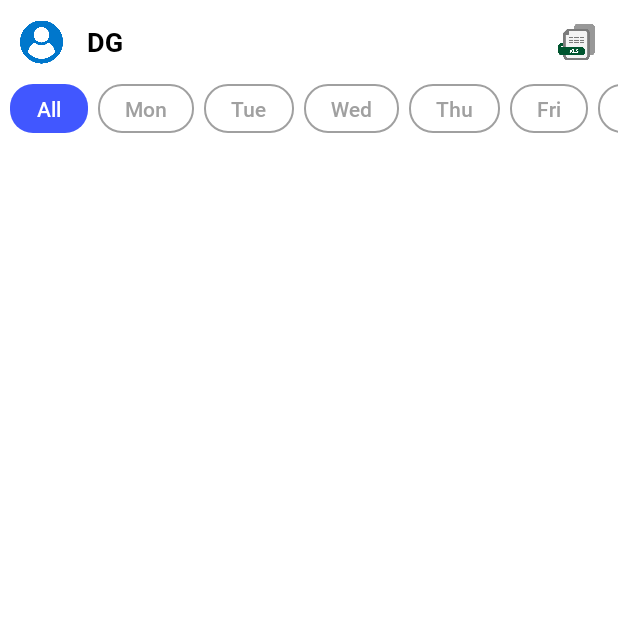
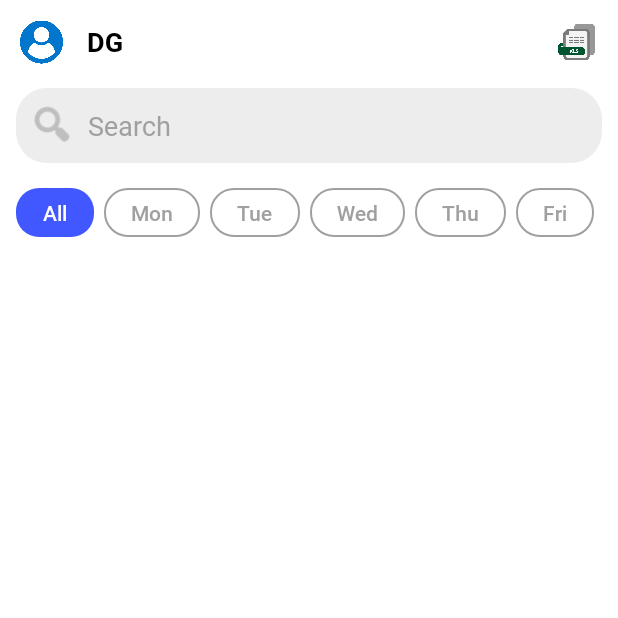
Before and after one commit to Dharmeshgadhiya161/Product-Warehouse, an Android app: the MainActivity screen opened directly, with no data from a screen before it, on a phone screen of 412 x 824 dp, the top half of it. Run offline under Robolectric (Android 15) with nearby library versions, the phone set to English and light mode, and no system bars; our stand-ins replace Room's generated code, sdp/ssp sizes.

```diff
--- a/app/src/main/java/com/sunil/dhwarehouse/Activity/LoginUserActivity.kt
+++ b/app/src/main/java/com/sunil/dhwarehouse/Activity/LoginUserActivity.kt
@@ -74,7 +74,6 @@ class LoginUserActivity : AppCompatActivity() {
 
                 sharedPrefManager.getUserName =
                     binding.filledTextField.editText?.getText().toString()
-                sharedPrefManager.getFirstShow = true
 
                 if (!sharedPrefManager.isExcelFileShowing) {
                     showAddExcelFileDialog(dialog)
@@ -187,6 +186,7 @@ class LoginUserActivity : AppCompatActivity() {
                         if (dialog.isShowing) {
                             dialog.dismiss()
                             sharedPrefManager.isExcelFileShowing = true
+                            sharedPrefManager.getFirstShow = true
 
                             startActivity(Intent(this@LoginUserActivity, MainActivity::class.java))
                             finish()
--- a/app/src/main/java/com/sunil/dhwarehouse/MainActivity.kt
+++ b/app/src/main/java/com/sunil/dhwarehouse/MainActivity.kt
@@ -1,51 +1,33 @@
 package com.sunil.dhwarehouse
 
 import android.app.Activity
-import android.app.Dialog
-import android.content.Intent
-import android.content.pm.PackageManager
 import android.graphics.Color
 import android.graphics.drawable.ColorDrawable
-import android.net.Uri
 import android.os.Bundle
 import android.util.Log
 import android.view.Window
-import android.view.WindowManager
-import android.widget.TextView
-import android.widget.Toast
 import androidx.activity.enableEdgeToEdge
 import androidx.appcompat.app.AppCompatActivity
-import androidx.core.app.ActivityCompat
-import androidx.core.content.ContextCompat
 import androidx.core.view.ViewCompat
 import androidx.core.view.WindowInsetsCompat
-import androidx.lifecycle.LiveData
 import androidx.lifecycle.lifecycleScope
 import androidx.recyclerview.widget.LinearLayoutManager
-import com.sunil.dhwarehouse.RoomDB.AccountDao
 import com.sunil.dhwarehouse.RoomDB.AccountMaster
-import com.sunil.dhwarehouse.RoomDB.ItemDao
-import com.sunil.dhwarehouse.RoomDB.ItemMaster
 import com.sunil.dhwarehouse.RoomDB.MasterDatabase
 import com.sunil.dhwarehouse.adapter.AccountDataAdapter
 import com.sunil.dhwarehouse.common.SharedPrefManager
 import com.sunil.dhwarehouse.common.ShowingDialog
 import com.sunil.dhwarehouse.databinding.ActivityMainBinding
-import kotlinx.coroutines.CoroutineScope
 import kotlinx.coroutines.Dispatchers
-import kotlinx.coroutines.GlobalScope
-import kotlinx.coroutines.MainScope
-import kotlinx.coroutines.coroutineScope
 import kotlinx.coroutines.launch
 import kotlinx.coroutines.withContext
-import org.apache.poi.ss.usermodel.CellType
-import org.apache.poi.xssf.usermodel.XSSFWorkbook
 
 class MainActivity : AppCompatActivity() {
 
     private lateinit var binding: ActivityMainBinding
     private lateinit var sharedPrefManager: SharedPrefManager
-    lateinit var aryAccount1: MutableList<AccountMaster>
+    private lateinit var aryAccount1: MutableList<AccountMaster>
+    lateinit var aryNewListAccount: MutableList<AccountMaster>
     private lateinit var showingDialog: ShowingDialog
     private lateinit var accountDataAdapter: AccountDataAdapter
 
@@ -61,22 +43,78 @@ class MainActivity : AppCompatActivity() {
             v.setPadding(systemBars.left, systemBars.top, systemBars.right, systemBars.bottom)
             insets
         }
+        sharedPrefManager = SharedPrefManager(this@MainActivity)
+        aryAccount1 = ArrayList()
+        aryNewListAccount = ArrayList()
+        setProgressShowDialog(this, "Load Data..!")
+        setDataLoad()
+
+//        binding.txtMon.setOnClickListener {
+//
+//            binding.txtAll.background = getDrawable(R.drawable.bg_un_select_rectangle)
+//            binding.txtMon.background = getDrawable(R.drawable.bg_select_rectangle)
+//            binding.txtTue.background = getDrawable(R.drawable.bg_un_select_rectangle)
+//            binding.txtWed.background = getDrawable(R.drawable.bg_un_select_rectangle)
+//            binding.txtThu.background = getDrawable(R.drawable.bg_un_select_rectangle)
+//            binding.txtFri.background = getDrawable(R.drawable.bg_un_select_rectangle)
+//            binding.txtSat.background = getDrawable(R.drawable.bg_un_select_rectangle)
+//            binding.txtSun.background = getDrawable(R.drawable.bg_un_select_rectangle)
+//
+//
+//            lifecycleScope.launch(Dispatchers.IO) {
+//                val accountDao = MasterDatabase.getDatabase(this@MainActivity).accountDao()
+//                aryAccount1 = accountDao.getAccountMaster()
+//                withContext(Dispatchers.Main) {
+//                    for (item in aryAccount1) {
+//                        if (item.day == "MONDAY") {
+//                            aryAccount1.add(item)
+//                            accountDataAdapter.updateData(aryAccount1)
+//                        }
+//                    }
+//
+//                    Log.e("Main", "onCreate: ${aryAccount1.size}")
+//                    Log.e("Main", "onCreate: ${aryAccount1.size}")
+//                }
+//            }
+//        }
 
 
-        sharedPrefManager = SharedPrefManager(this@MainActivity)
-        aryAccount1 = ArrayList()
+       binding.searchView.setOnQueryTextListener { query ->
+            filterAccounts(query)
+        }
 
+
+//        binding.searchView.setOnQueryTextListener(object : SearchView.OnQueryTextListener {
+//            override fun onQueryTextSubmit(query: String?): Boolean {
+//                Log.d("MainActivity", "Query text submit: $query")
+//                query?.let { accountDataAdapter.filter(it) } // Assuming your adapter has a filter method
+//                return false
+//            }
+//
+//            override fun onQueryTextChange(newText: String?): Boolean {
+//                Log.d("MainActivity", "Query text change: $newText")
+//                newText?.let { accountDataAdapter.filter(it) } // Assuming your adapter has a filter method
+//                return false
+//            }
+//        })
+
+    }
+    private lateinit var filteredList: MutableList<AccountMaster>
+    private fun filterAccounts(query: String) {
+        filteredList = aryAccount1.filter {
+            it.account_name.contains(query, ignoreCase = true)|| it.mobile_no.contains(query, ignoreCase = true)
+        }.toMutableList()
+
+        accountDataAdapter.updateData(filteredList,query)
+    }
+    private fun setDataLoad() {
         lifecycleScope.launch(Dispatchers.IO) {
             val accountDao = MasterDatabase.getDatabase(this@MainActivity).accountDao()
             aryAccount1 = accountDao.getAccountMaster()
-
+            binding.rvAllAccount.layoutManager = LinearLayoutManager(this@MainActivity)
             withContext(Dispatchers.Main) {
                 accountDataAdapter = AccountDataAdapter(aryAccount1)
-                binding.rvAllAccount.layoutManager = LinearLayoutManager(this@MainActivity)
                 binding.rvAllAccount.adapter = accountDataAdapter
-
-                Log.e("tag", "onCreate: ${aryAccount1.size}")
-
             }
         }
     }
--- /dev/null
+++ b/app/src/main/java/com/sunil/dhwarehouse/common/CustomSearchView.kt
@@ -0,0 +1,64 @@
+package com.sunil.dhwarehouse.common
+
+import android.content.Context
+import android.text.Editable
+import android.text.TextWatcher
+import android.util.AttributeSet
+import android.view.LayoutInflater
+import android.view.View
+import android.view.inputmethod.EditorInfo
+import android.widget.ImageView
+import androidx.appcompat.widget.AppCompatEditText
+import androidx.appcompat.widget.LinearLayoutCompat
+import com.sunil.dhwarehouse.R
+
+class CustomSearchView @JvmOverloads constructor(
+    context: Context,
+    attrs: AttributeSet? = null,
+    defStyleAttr: Int = 0
+) : LinearLayoutCompat(context, attrs, defStyleAttr) {
+
+    private val searchEditText: AppCompatEditText
+    private val clearSearch: ImageView
+
+    init {
+        LayoutInflater.from(context).inflate(R.layout.custom_search_view, this, true)
+        searchEditText = findViewById(R.id.search_edit_text)
+        clearSearch = findViewById(R.id.clear_search)
+
+        searchEditText.addTextChangedListener(object : TextWatcher {
+            override fun beforeTextChanged(s: CharSequence?, start: Int, count: Int, after: Int) {}
+
+            override fun onTextChanged(s: CharSequence?, start: Int, before: Int, count: Int) {
+                clearSearch.visibility = if (s.isNullOrEmpty()) View.GONE else View.VISIBLE
+            }
+
+            override fun afterTextChanged(s: Editable?) {}
+        })
+
+        clearSearch.setOnClickListener {
+            searchEditText.text?.clear()
+        }
+    }
+
+    fun setOnQueryTextListener(listener: (String) -> Unit) {
+        searchEditText.setOnEditorActionListener { _, actionId, _ ->
+            if (actionId == EditorInfo.IME_ACTION_SEARCH) {
+                listener(searchEditText.text.toString())
+                true
+            } else {
+                false
+            }
+        }
+
+        searchEditText.addTextChangedListener(object : TextWatcher {
+            override fun beforeTextChanged(s: CharSequence?, start: Int, count: Int, after: Int) {}
+
+            override fun onTextChanged(s: CharSequence?, start: Int, before: Int, count: Int) {
+                listener(s.toString())
+            }
+
+            override fun afterTextChanged(s: Editable?) {}
+        })
+    }
+}
--- /dev/null
+++ b/app/src/main/res/drawable/bg_search_round.xml
@@ -0,0 +1,8 @@
+<?xml version="1.0" encoding="utf-8"?>
+<shape xmlns:android="http://schemas.android.com/apk/res/android"
+    android:shape="rectangle">
+
+    <solid android:color="#ededed" />
+    <corners android:radius="@dimen/_16sdp" />
+
+</shape>
--- a/app/src/main/res/layout/activity_login_user.xml
+++ b/app/src/main/res/layout/activity_login_user.xml
@@ -17,8 +17,8 @@
         app:layout_constraintTop_toTopOf="parent">
 
         <ImageView
-            android:layout_width="@dimen/_80sdp"
-            android:layout_height="@dimen/_80sdp"
+            android:layout_width="@dimen/_70sdp"
+            android:layout_height="@dimen/_70sdp"
             android:layout_gravity="center"
             android:layout_marginBottom="@dimen/_10sdp"
             android:src="@drawable/iv_user" />
--- a/app/src/main/res/layout/activity_main.xml
+++ b/app/src/main/res/layout/activity_main.xml
@@ -12,8 +12,8 @@
         android:id="@+id/linerHeader"
         android:layout_width="match_parent"
         android:layout_height="wrap_content"
+        android:layout_marginHorizontal="@dimen/_8sdp"
         android:orientation="vertical"
-        android:layout_marginHorizontal="@dimen/_8sdp"
         app:layout_constraintTop_toTopOf="parent">
 
         <RelativeLayout
@@ -24,8 +24,8 @@
                 android:id="@+id/ivUser"
                 android:layout_width="@dimen/_26sdp"
                 android:layout_height="match_parent"
+                android:layout_alignParentStart="true"
                 android:padding="@dimen/_2sdp"
-                android:layout_alignParentStart="true"
                 android:src="@drawable/iv_user" />
 
             <TextView
@@ -51,20 +51,27 @@
         </RelativeLayout>
 
 
+        <com.sunil.dhwarehouse.common.CustomSearchView
+            android:id="@+id/search_view"
+            android:layout_width="match_parent"
+            android:layout_height="50dp"
+            android:layout_marginTop="@dimen/_2sdp"
+            android:layout_marginBottom="@dimen/_13sdp"/>
+
     </LinearLayout>
 
     <HorizontalScrollView
         android:id="@+id/horizontal"
         android:layout_width="match_parent"
         android:layout_height="wrap_content"
-        android:scrollbarStyle="insideInset"
+        android:layout_marginHorizontal="@dimen/_8sdp"
+        android:scrollbarStyle="insideOverlay"
         android:scrollbars="none"
         app:layout_constraintTop_toBottomOf="@id/linerHeader">
 
         <LinearLayout
             android:layout_width="wrap_content"
             android:layout_height="wrap_content"
-            android:layout_marginHorizontal="@dimen/_5sdp"
             android:orientation="horizontal">
 
 
@@ -158,6 +165,7 @@
         android:id="@+id/rvAllAccount"
         android:layout_width="match_parent"
         android:layout_height="0dp"
+        android:layout_marginHorizontal="@dimen/_8sdp"
         android:layout_marginTop="@dimen/_5sdp"
         app:layout_constraintBottom_toBottomOf="parent"
         app:layout_constraintTop_toBottomOf="@id/horizontal" />
--- /dev/null
+++ b/app/src/main/res/layout/custom_search_view.xml
@@ -0,0 +1,38 @@
+<?xml version="1.0" encoding="utf-8"?>
+<androidx.appcompat.widget.LinearLayoutCompat xmlns:android="http://schemas.android.com/apk/res/android"
+    xmlns:app="http://schemas.android.com/apk/res-auto"
+    android:layout_width="match_parent"
+    android:layout_height="50dp"
+    android:background="@drawable/bg_search_round"
+    android:orientation="horizontal"
+    android:padding="8dp">
+
+    <ImageView
+        android:id="@+id/search_icon"
+        android:layout_width="wrap_content"
+        android:layout_height="wrap_content"
+        android:src="@android:drawable/ic_menu_search"
+        app:tint="@color/sub_text" />
+
+    <androidx.appcompat.widget.AppCompatEditText
+        android:id="@+id/search_edit_text"
+        android:layout_width="0dp"
+        android:layout_height="match_parent"
+        android:layout_weight="1"
+        android:background="@android:color/transparent"
+        android:fontFamily="@font/roboto_regular"
+        android:hint="Search"
+        android:imeOptions="actionSearch"
+        android:inputType="text"
+        android:paddingStart="8dp"
+        android:textColor="@android:color/black"
+        android:textColorHint="@color/sub_text" />
+
+    <ImageView
+        android:id="@+id/clear_search"
+        android:layout_width="wrap_content"
+        android:layout_height="wrap_content"
+        android:src="@android:drawable/ic_menu_close_clear_cancel"
+        android:visibility="gone"
+        app:tint="@color/colorPrimary" />
+</androidx.appcompat.widget.LinearLayoutCompat>
```
Also changed, not shown: app/src/main/java/com/sunil/dhwarehouse/adapter/AccountDataAdapter.kt (+31 -8 lines), app/src/main/java/com/sunil/dhwarehouse/common/HighlightTextView.kt (added, +36 -0 lines), app/src/main/res/layout/account_item_row.xml (+9 -9 lines), app/src/main/res/layout/dialog_add_excel_show.xml (+9 -10 lines).
